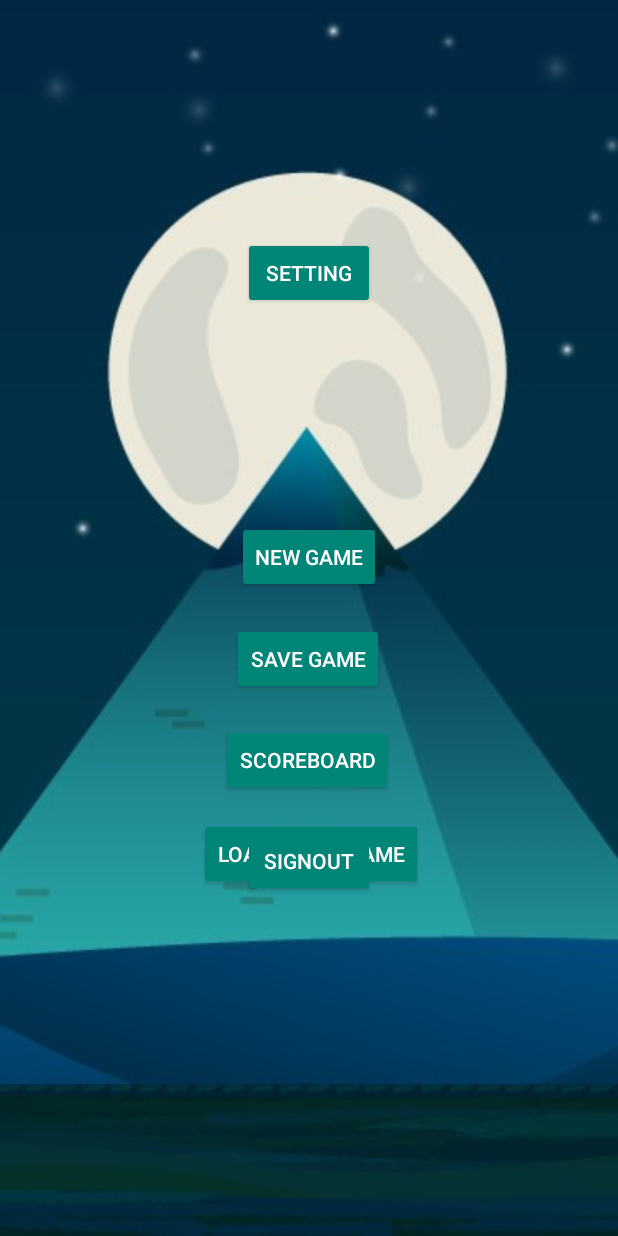
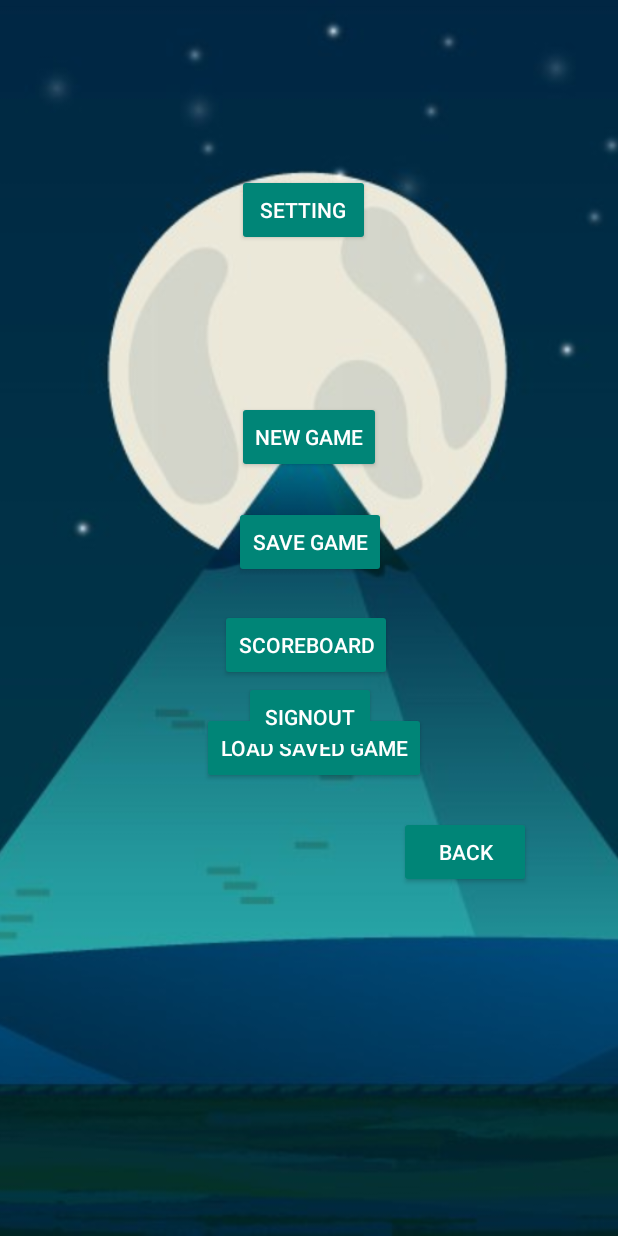
Before and after one commit to liDavidM21/CSC207-Game-Center, an Android app: the StartingActivity screen opened directly, with no data from a screen before it, on a phone screen of 412 x 824 dp. Run offline under Robolectric (Android 15) with nearby library versions, the phone set to English and light mode, and no system bars.

Commit message:
delete unused layout- activity_2048_starting
back button added in layout activity_starting in order to go back to
game choosing layout and StartingActivity is modified in order to adapt
modification in activity_starting.

```diff
--- a/Phase2/project/GameCentre/app/src/main/java/fall2018/csc2017/slidingtiles/StartingActivity.java
+++ b/Phase2/project/GameCentre/app/src/main/java/fall2018/csc2017/slidingtiles/StartingActivity.java
@@ -65,6 +65,7 @@ public class StartingActivity extends AppCompatActivity {
         addSettingButtonListener();
         addScoreboardButtonListener();
         addSignoutButtonListener();
+        addExitButtonListener();
     }
 
     /**
@@ -297,9 +298,35 @@ public class StartingActivity extends AppCompatActivity {
         Toast.makeText(this, "DEFAULT MODE: MEDIUM", Toast.LENGTH_SHORT).show();
     }
 
+
+    /**
+     * Display undo setting configuration: maximum undo steps selected by user.
+     */
     private void makeToastUndoText() {
         String str = " Current Num Undo Steps:" + GameSetting.numUndo;
         Toast.makeText(this, str, Toast.LENGTH_SHORT).show();
+    }
+
+    /**
+     * Button for go back to game choosing selection layout.
+     */
+    private void addExitButtonListener() {
+        Button exitButton = findViewById(R.id.backTwo);
+        exitButton.setOnClickListener(new View.OnClickListener() {
+            @Override
+            public void onClick(View v) {
+                switchToSelecting();
+            }
+        });
+    }
+
+    /**
+     * Switch to game choosing interface.
+     * Used by ExitButtonListener.
+     */
+    private void switchToSelecting() {
+        Intent tmp = new Intent(this, GameChoosing.class);
+        startActivity(tmp);
     }
 
     /**
--- a/Phase2/project/GameCentre/app/src/main/res/layout/activity_starting_.xml
+++ b/Phase2/project/GameCentre/app/src/main/res/layout/activity_starting_.xml
@@ -32,7 +32,7 @@
         android:layout_height="wrap_content"
         android:layout_below="@+id/GameText"
         android:layout_centerHorizontal="true"
-        android:layout_marginTop="-74dp"
+        android:layout_marginTop="-154dp"
         android:text="New Game" />
 
     <Button
@@ -42,8 +42,8 @@
         android:layout_height="wrap_content"
         android:layout_below="@+id/GameText"
         android:layout_alignStart="@+id/SaveButton"
-        android:layout_marginStart="-7dp"
-        android:layout_marginTop="61dp"
+        android:layout_marginStart="-9dp"
+        android:layout_marginTop="-15dp"
         android:text="SCOREBOARD" />
 
     <Button
@@ -52,8 +52,8 @@
         android:layout_width="wrap_content"
         android:layout_height="wrap_content"
         android:layout_below="@+id/GameText"
-        android:layout_marginTop="124dp"
-        android:layout_marginEnd="-124dp"
+        android:layout_marginTop="53dp"
+        android:layout_marginEnd="-126dp"
         android:layout_toStartOf="@+id/StartButton"
         android:text="Load Saved Game" />
 
@@ -63,8 +63,8 @@
         android:layout_width="wrap_content"
         android:layout_height="wrap_content"
         android:layout_alignParentTop="true"
-        android:layout_marginTop="550dp"
-        android:layout_marginEnd="-117dp"
+        android:layout_marginTop="454dp"
+        android:layout_marginEnd="-116dp"
         android:layout_toStartOf="@+id/LoadButton"
         android:text="Signout" />
 
@@ -74,8 +74,8 @@
         android:layout_width="wrap_content"
         android:layout_height="wrap_content"
         android:layout_below="@+id/GameText"
-        android:layout_marginStart="-99dp"
-        android:layout_marginTop="-6dp"
+        android:layout_marginStart="-98dp"
+        android:layout_marginTop="-84dp"
         android:layout_toEndOf="@+id/StartButton"
         android:text="Save Game"
         android:visibility="visible" />
@@ -85,10 +85,24 @@
         style="@style/Widget.AppCompat.Button.Colored"
         android:layout_width="wrap_content"
         android:layout_height="wrap_content"
+        android:layout_alignParentStart="true"
         android:layout_alignParentTop="true"
-        android:layout_marginTop="158dp"
-        android:layout_marginEnd="-117dp"
-        android:layout_toStartOf="@+id/LoadButton"
+        android:layout_alignParentEnd="true"
+        android:layout_marginStart="158dp"
+        android:layout_marginTop="116dp"
+        android:layout_marginEnd="165dp"
         android:text="Setting" />
 
+    <Button
+        android:id="@+id/backTwo"
+        style="@style/Widget.AppCompat.Button.Colored"
+
+        android:layout_width="wrap_content"
+        android:layout_height="wrap_content"
+        android:layout_alignParentTop="true"
+        android:layout_marginTop="544dp"
+        android:layout_marginEnd="-198dp"
+        android:layout_toStartOf="@+id/scoreboardButton"
+        android:text="Back" />
+
 </RelativeLayout>
```
Also changed, not shown: Phase2/project/GameCentre/app/src/main/res/layout/activity_2048starting_.xml (deleted, +0 -94 lines).
